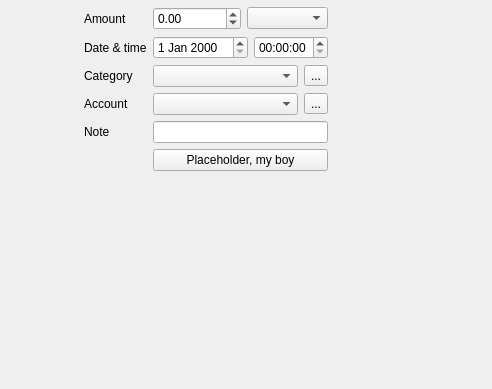
First picture: the form in Desktop/mainwindow.ui, repository david4more/Finance, before the edit; both pictures show x 308 to 800 and y 211 to 600 of the 800 by 600 pixel window.
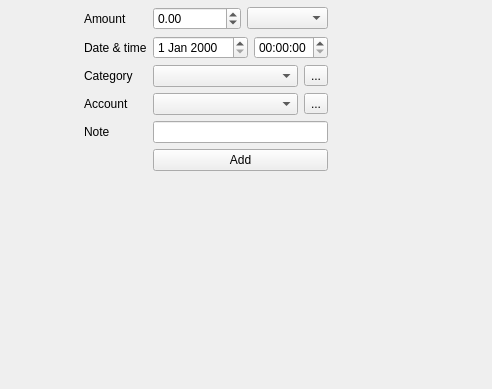
Second picture: the form after the edit. The open tabs and pages were chosen to show the change.

The edit to the form file:
```diff
--- a/Desktop/mainwindow.ui
+++ b/Desktop/mainwindow.ui
@@ -430,7 +430,7 @@
            <item row="5" column="1">
             <widget class="QPushButton" name="addTransactionButton">
              <property name="text">
-              <string>Placeholder, my boy</string>
+              <string>Add</string>
              </property>
             </widget>
            </item>
```
Left out of the diff: 2 changed lines with no effect on the pictures.
